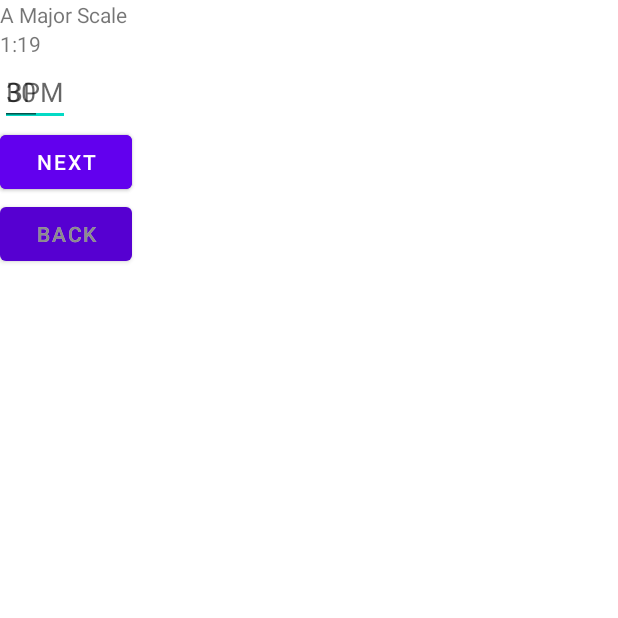
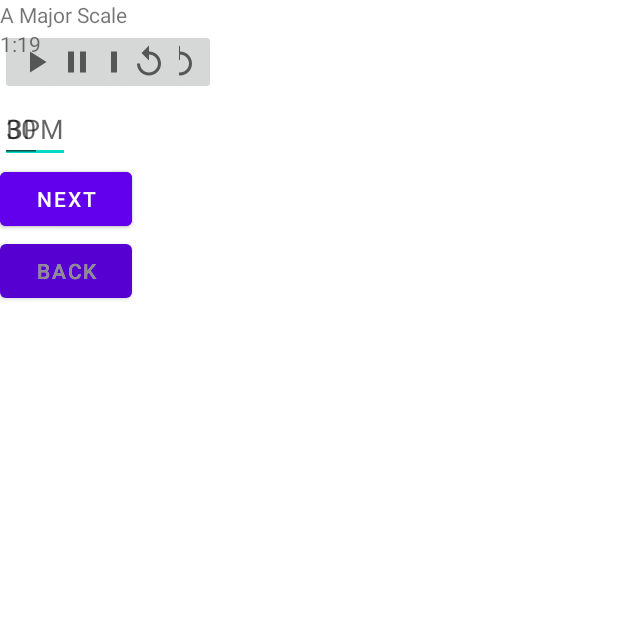
Before and after one commit to ramzan/Virtuosity, an Android app: the fragment SessionFragment placed in its activity, after a tap on "START", on a phone screen of 412 x 824 dp, the top half of it. Run offline under Robolectric (Android 15) with nearby library versions, the phone set to English and light mode, and no system bars; our stand-ins replace Room's generated code, navigation-ui; 5 statements that could not run were skipped.

Commit message:
Timer: add pause/resume functionality

```diff
--- a/app/src/main/java/com/nazmar/musicgym/practice/session/SessionFragment.kt
+++ b/app/src/main/java/com/nazmar/musicgym/practice/session/SessionFragment.kt
@@ -59,36 +59,61 @@ class SessionFragment : Fragment() {
                 binding.bpmInput.text = Editable.Factory.getInstance().newEditable(viewModel.getNewExerciseBpm())
                 binding.previousExerciseButton.isEnabled = viewModel.previousButtonEnabled()
                 setButtonVisibility()
-                viewModel.startTimer()
+                viewModel.setUpTimer()
             }
-        }
-
-        binding.nextExerciseButton.setOnClickListener {
-            viewModel.nextExercise()
-        }
-
-        binding.previousExerciseButton.setOnClickListener {
-            viewModel.previousExercise()
-        }
-
-        binding.bpmInput.doOnTextChanged { text, _, _, _ ->
-            text?.let {
-                viewModel.updateBpm(it.toString())
-            }
-        }
-
-        binding.doneButton.setOnClickListener {
-            viewModel.saveSession()
-            goBack()
         }
 
         viewModel.timeString.observe(viewLifecycleOwner) {
             binding.timer.text = it
         }
 
-        viewModel.timeUp.observe(viewLifecycleOwner) {
-            if (it) {
-                Toast.makeText(requireContext(), "Time up!", Toast.LENGTH_SHORT).show()
+        viewModel.timerStatus.observe(viewLifecycleOwner) {
+            it?.let {
+                when (it) {
+                    TimerState.RUNNING -> {
+                        binding.pauseTimerButton.visibility = View.VISIBLE
+                        binding.startTimerButton.visibility = View.GONE
+                    }
+                    TimerState.PAUSED -> {
+                        binding.pauseTimerButton.visibility = View.GONE
+                        binding.startTimerButton.visibility = View.VISIBLE
+                    }
+                    TimerState.FINISHED -> {
+                        Toast.makeText(requireContext(), "Time up!", Toast.LENGTH_SHORT).show()
+                        viewModel.onAlarmRung()
+                    }
+                    TimerState.COMPLETED -> binding.pauseTimerButton.isEnabled = false
+                    TimerState.STOPPED -> binding.pauseTimerButton.isEnabled = true
+                }
+            }
+        }
+
+        binding.apply {
+            nextExerciseButton.setOnClickListener {
+                viewModel.nextExercise()
+            }
+
+            previousExerciseButton.setOnClickListener {
+                viewModel.previousExercise()
+            }
+
+            bpmInput.doOnTextChanged { text, _, _, _ ->
+                text?.let {
+                    viewModel.updateBpm(it.toString())
+                }
+            }
+
+            doneButton.setOnClickListener {
+                viewModel.saveSession()
+                goBack()
+            }
+
+            pauseTimerButton.setOnClickListener {
+                viewModel.pauseTimer()
+            }
+
+            startTimerButton.setOnClickListener {
+                viewModel.startTimer()
             }
         }
 
@@ -97,13 +122,12 @@ class SessionFragment : Fragment() {
 
     override fun onDestroyView() {
         super.onDestroyView()
-        viewModel.stopTimer()
         requireActivity().showBottomNavBar()
         _binding = null
     }
 
     private fun goBack() {
-        viewModel.stopTimer()
+        viewModel.clearTimer()
         imm.hideKeyboard(requireView().windowToken)
         requireActivity().onBackPressed()
         requireActivity().showBottomNavBar()
--- a/app/src/main/java/com/nazmar/musicgym/practice/session/SessionViewModel.kt
+++ b/app/src/main/java/com/nazmar/musicgym/practice/session/SessionViewModel.kt
@@ -2,6 +2,7 @@ package com.nazmar.musicgym.practice.session
 
 import android.app.Application
 import android.os.CountDownTimer
+import android.util.Log
 import androidx.lifecycle.AndroidViewModel
 import androidx.lifecycle.LiveData
 import androidx.lifecycle.MutableLiveData
@@ -12,6 +13,14 @@ import kotlinx.coroutines.Dispatchers
 import kotlinx.coroutines.launch
 
 const val emptyTimeString = "0:00"
+
+enum class TimerState {
+    STOPPED, // Timer has not been created
+    RUNNING, // Timer is counting down
+    PAUSED, // Pause button pressed, time still remaining
+    FINISHED, // Timer has reached 0, sound the alarm
+    COMPLETED // Timer at 0 and alarm has been rung
+}
 
 class SessionViewModel(routineId: Long, application: Application) : AndroidViewModel(application) {
 
@@ -39,12 +48,12 @@ class SessionViewModel(routineId: Long, application: Application) : AndroidViewM
     }
 
     fun nextExercise() {
-        resetTimer()
+        clearTimer()
         _currentIndex.value = _currentIndex.value!! + 1
     }
 
     fun previousExercise() {
-        resetTimer()
+        clearTimer()
         _currentIndex.value = _currentIndex.value!! - 1
     }
 
@@ -98,52 +107,72 @@ class SessionViewModel(routineId: Long, application: Application) : AndroidViewM
         return exercises.value!![currentIndex.value!!].duration * 1000
     }
 
+    /************************** Timer **********************************/
+
     private var timer: CountDownTimer? = null
-
-    private var _timeUp = MutableLiveData(false)
-
-    val timeUp: LiveData<Boolean>
-        get() = _timeUp
 
     private var _timeString = MutableLiveData(emptyTimeString)
 
     val timeString: LiveData<String>
         get() = _timeString
 
-    private var savedTime: Long? = null
+    private var timeLeft: Long? = null
 
-    fun startTimer() {
-        if (timer == null && savedTime != 0L && currentExerciseDuration() != 0L) {
-            timer = object : CountDownTimer(savedTime ?: currentExerciseDuration(), 1000) {
-                override fun onTick(millisUntilFinished: Long) {
-                    savedTime = millisUntilFinished
-                    _timeString.value = "${(millisUntilFinished / 60000) % 60}:" + "${(millisUntilFinished / 1000) % 60}".padStart(2, '0')
-                }
+    private var _timerStatus = MutableLiveData(TimerState.STOPPED)
 
-                override fun onFinish() {
-                    _timeString.value = emptyTimeString
-                    _timeUp.value = true
-                }
+    val timerStatus: LiveData<TimerState>
+        get() = _timerStatus
+
+    private fun createTimer() {
+        timer = object : CountDownTimer(timeLeft ?: currentExerciseDuration(), 1000) {
+            override fun onTick(millisUntilFinished: Long) {
+                timeLeft = millisUntilFinished
+                _timeString.value = "${(millisUntilFinished / 60000) % 60}:" + "${(millisUntilFinished / 1000) % 60}".padStart(2, '0')
             }
-            (timer as CountDownTimer).start()
+
+            override fun onFinish() {
+                _timeString.value = emptyTimeString
+                _timerStatus.value = TimerState.FINISHED
+                timeLeft = null
+            }
         }
     }
 
-    fun onTimeUp() {
-        savedTime = 0L
-        _timeUp.value = false
+    fun setUpTimer() {
+        if (timerStatus.value == TimerState.STOPPED) {
+            createTimer()
+            startTimer()
+        }
+    }
+
+    fun startTimer() {
+        if (timerStatus.value == TimerState.PAUSED) {
+            createTimer()
+        }
+        timer?.start()
+        _timerStatus.value = TimerState.RUNNING
+    }
+
+    fun pauseTimer() {
+        if (timerStatus.value != TimerState.FINISHED) {
+            timer?.cancel()
+            timer = null
+            _timerStatus.value = TimerState.PAUSED
+        }
+    }
+
+    fun onAlarmRung() {
+        _timerStatus.value = TimerState.COMPLETED
     }
 
     fun stopTimer() {
         timer?.cancel()
         timer = null
+        _timerStatus.value = TimerState.STOPPED
     }
 
-    private fun resetTimer() {
+    fun clearTimer() {
         stopTimer()
-        savedTime = null
-        _timeUp.value = false
-        _timeString.value = emptyTimeString
+        timeLeft = null
     }
-
 }
--- /dev/null
+++ b/app/src/main/res/drawable/ic_baseline_pause_24.xml
@@ -0,0 +1,10 @@
+<vector xmlns:android="http://schemas.android.com/apk/res/android"
+    android:width="24dp"
+    android:height="24dp"
+    android:viewportWidth="24"
+    android:viewportHeight="24"
+    android:tint="?attr/colorControlNormal">
+  <path
+      android:fillColor="@android:color/white"
+      android:pathData="M6,19h4L10,5L6,5v14zM14,5v14h4L18,5h-4z"/>
+</vector>
--- /dev/null
+++ b/app/src/main/res/drawable/ic_baseline_play_arrow_24.xml
@@ -0,0 +1,10 @@
+<vector xmlns:android="http://schemas.android.com/apk/res/android"
+    android:width="24dp"
+    android:height="24dp"
+    android:viewportWidth="24"
+    android:viewportHeight="24"
+    android:tint="?attr/colorControlNormal">
+  <path
+      android:fillColor="@android:color/white"
+      android:pathData="M8,5v14l11,-7z"/>
+</vector>
--- /dev/null
+++ b/app/src/main/res/drawable/ic_baseline_replay_24.xml
@@ -0,0 +1,10 @@
+<vector xmlns:android="http://schemas.android.com/apk/res/android"
+    android:width="24dp"
+    android:height="24dp"
+    android:viewportWidth="24"
+    android:viewportHeight="24"
+    android:tint="?attr/colorControlNormal">
+  <path
+      android:fillColor="@android:color/white"
+      android:pathData="M12,5V1L7,6l5,5V7c3.31,0 6,2.69 6,6s-2.69,6 -6,6 -6,-2.69 -6,-6H4c0,4.42 3.58,8 8,8s8,-3.58 8,-8 -3.58,-8 -8,-8z"/>
+</vector>
--- a/app/src/main/res/layout/fragment_session.xml
+++ b/app/src/main/res/layout/fragment_session.xml
@@ -11,22 +11,50 @@
         android:layout_height="wrap_content"
         tools:text="Exercise Name" />
 
-    <TextView
-        android:id="@+id/timer"
+    <LinearLayout
         android:layout_width="match_parent"
         android:layout_height="wrap_content"
-        tools:text="10:12" />
+        android:orientation="horizontal">
+
+        <TextView
+            android:id="@+id/timer"
+            android:layout_width="wrap_content"
+            android:layout_height="wrap_content"
+            tools:text="10:12" />
+
+        <ImageButton
+            android:id="@+id/start_timer_button"
+            android:layout_width="wrap_content"
+            android:layout_height="wrap_content"
+            android:src="@drawable/ic_baseline_play_arrow_24"
+            android:contentDescription="@string/start_timer" />
+
+        <ImageButton
+            android:id="@+id/pause_timer_button"
+            android:layout_width="wrap_content"
+            android:layout_height="wrap_content"
+            android:src="@drawable/ic_baseline_pause_24"
+            android:contentDescription="@string/pause_timer" />
+
+        <ImageButton
+            android:id="@+id/restart_timer_button"
+            android:layout_width="wrap_content"
+            android:layout_height="wrap_content"
+            android:src="@drawable/ic_baseline_replay_24"
+            android:contentDescription="@string/restart_timer" />
+
+    </LinearLayout>
 
     <EditText
         android:id="@+id/bpm_input"
         android:layout_width="wrap_content"
         android:layout_height="wrap_content"
+        android:autofillHints="@string/bpm"
+        android:digits="0123456789"
+        android:hint="@string/bpm"
         android:inputType="numberDecimal"
-        tools:text="120"
-        android:digits="0123456789"
         android:maxLength="3"
-        android:autofillHints="@string/bpm"
-        android:hint="@string/bpm"/>
+        tools:text="120" />
 
     <Button
         android:id="@+id/done_button"
--- a/app/src/main/res/values/strings.xml
+++ b/app/src/main/res/values/strings.xml
@@ -27,4 +27,7 @@
     <string name="next">Next</string>
     <string name="back">Back</string>
     <string name="done">Done</string>
+    <string name="start_timer">Start timer</string>
+    <string name="pause_timer">Pause timer</string>
+    <string name="restart_timer">Restart timer</string>
 </resources>
```
